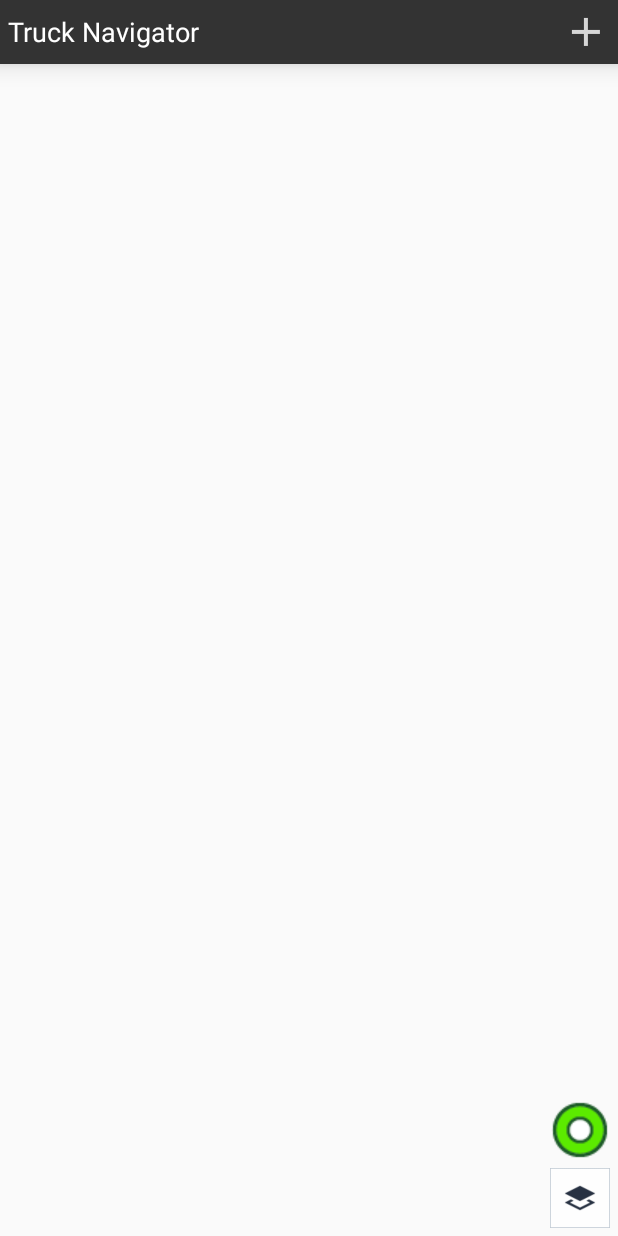
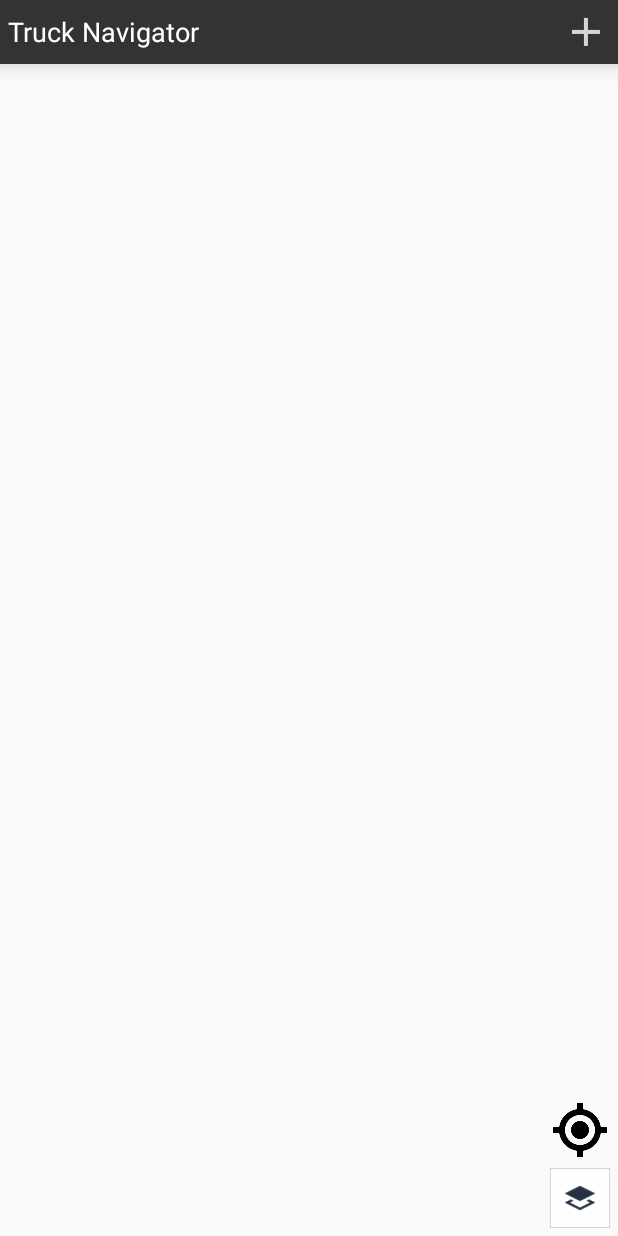
Before and after one commit to Avinash-FourKites/TruckNavigator, an Android app: the screen it shows after launch (NavigationActivity), after a tap on "GET STARTED", on a phone screen of 412 x 824 dp. Run offline under Robolectric (Android 15) with nearby library versions, the phone set to English and light mode, and no system bars; libraries missing offline, so code that uses them is left out: com.crashlytics.android, io.fabric.sdk; 1 statement that could not run was skipped.

Commit message:
changed icons and decided to use markers

```diff
--- a/app/src/main/java/com/fourkites/trucknavigator/NavigationView.java
+++ b/app/src/main/java/com/fourkites/trucknavigator/NavigationView.java
@@ -875,7 +875,7 @@ public class NavigationView implements Map.OnTransformListener {
         if (map != null) {
             if (stops != null) {
 
-                for (int count = 1; count < stops.size(); count++) {
+                for (int count = 0; count < stops.size(); count++) {
                     Stop stop = stops.get(count);
                     if (stop.getAddress() != null && stop.getGeoCoordinate() != null) {
                         com.here.android.mpa.common.Image markerImage = new com.here.android.mpa.common.Image();
@@ -1506,6 +1506,7 @@ public class NavigationView implements Map.OnTransformListener {
     }
 
     public void selectRoute(Route route) {
+
         if (route != null) {
             if (mapRoute != null)
                 map.removeMapObject(mapRoute);
--- a/app/src/main/res/layout/content_map.xml
+++ b/app/src/main/res/layout/content_map.xml
@@ -418,7 +418,7 @@
             android:layout_alignParentBottom="true"
             android:layout_gravity="right"
             android:layout_margin="5dp"
-            app:backgroundTint="@color/carrier_link_blue"
+            app:backgroundTint="@color/directions_blue"
             android:visibility="gone"
             app:srcCompat="@drawable/directions_white" />
 
--- a/app/src/main/res/values/colors.xml
+++ b/app/src/main/res/values/colors.xml
@@ -3,6 +3,7 @@
     <color name="action_bar_driving_bottom_color">#130003</color>
     <color name="lite_grey">#bbbbbb</color>
     <color name="carrier_link_blue">#0099CC</color>
+    <color name="directions_blue">#0080FF</color>
 
     <color name="colorPrimary">#333333</color>
     <color name="colorPrimaryDark">#333333</color>
```
Also changed, not shown: app/src/main/res/drawable/current_location.png, app/src/main/res/drawable/splash_truck_icon.png.
